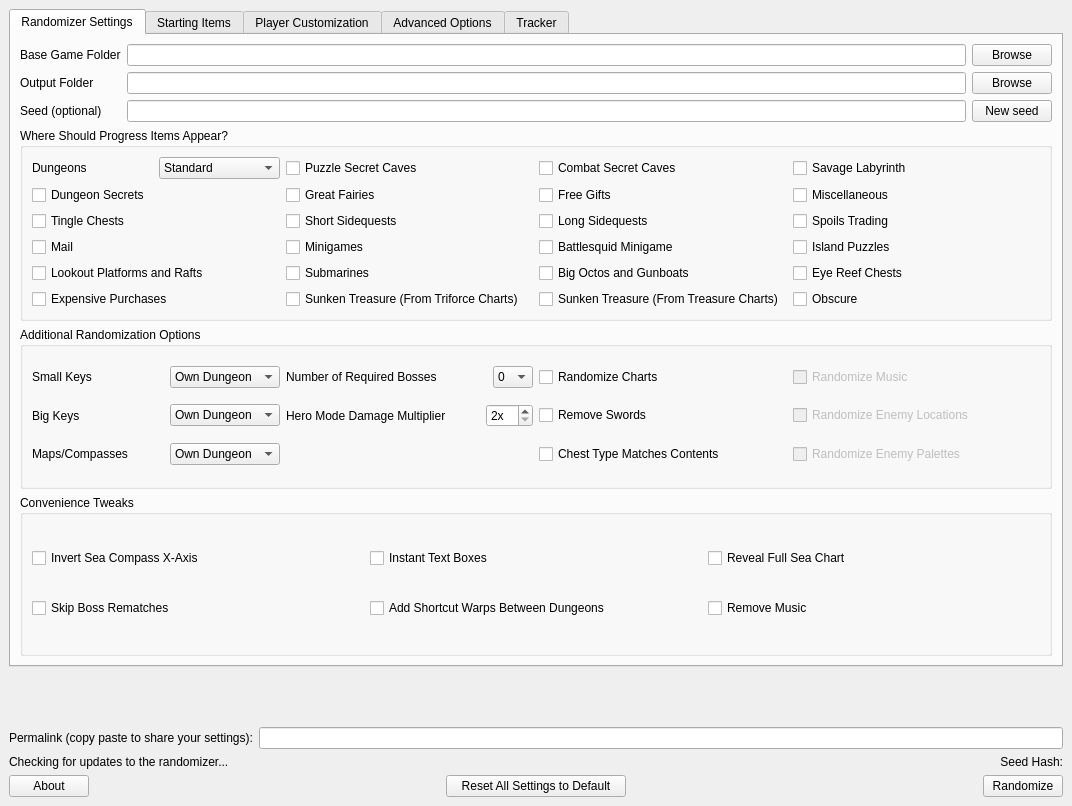
This is gui/mainwindow.ui in SuperDude88/TWWHD-Randomizer as Qt 5 draws it before an edit. The edited form follows.
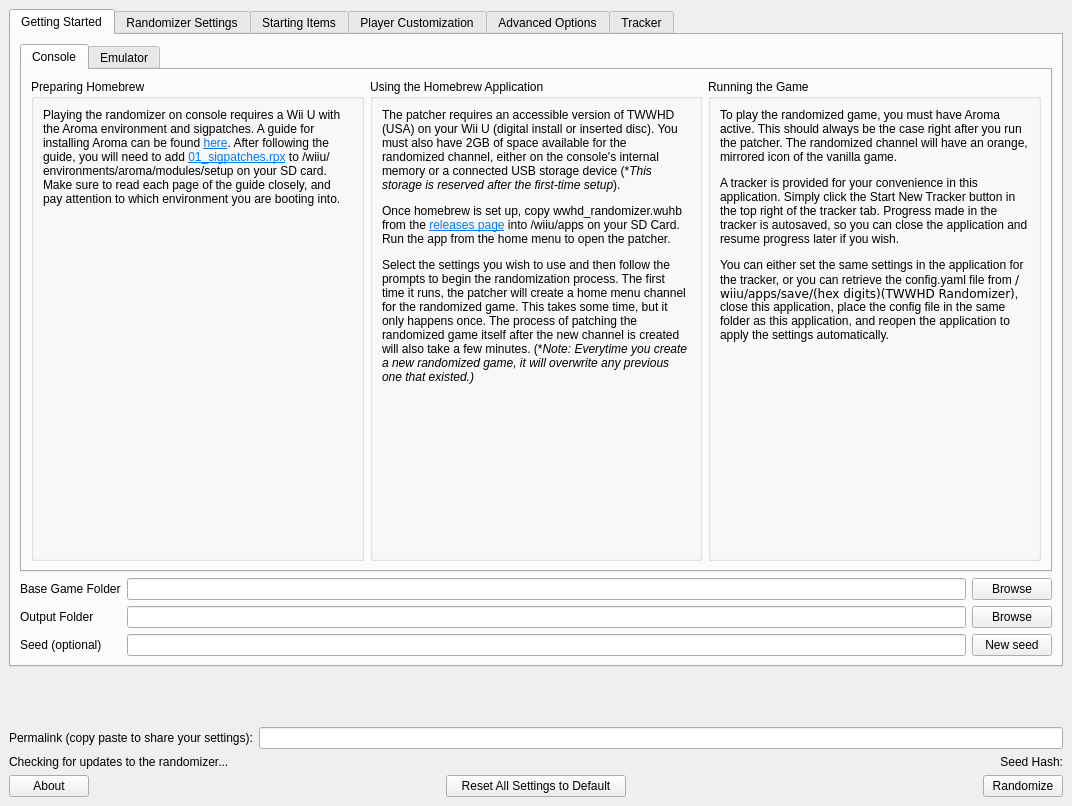
This is the edited form.

Commit message: add Getting Started tab to gui

The edit to the form file:
```diff
--- a/gui/mainwindow.ui
+++ b/gui/mainwindow.ui
@@ -71,11 +71,215 @@
           <property name="currentIndex">
            <number>0</number>
           </property>
-          <widget class="QWidget" name="tab">
+          <widget class="QWidget" name="getting_started_tab">
            <attribute name="title">
-            <string>Randomizer Settings</string>
+            <string>Getting Started</string>
            </attribute>
-           <layout class="QVBoxLayout" name="verticalLayout_2">
+           <layout class="QVBoxLayout" name="verticalLayout_15">
+            <item>
+             <widget class="QTabWidget" name="how_to_randomize_tab">
+              <property name="currentIndex">
+               <number>0</number>
+              </property>
+              <widget class="QWidget" name="console_tab">
+               <attribute name="title">
+                <string>Console</string>
+               </attribute>
+               <layout class="QHBoxLayout" name="horizontalLayout_2">
+                <item>
+                 <widget class="QGroupBox" name="groupBox_7">
+                  <property name="sizePolicy">
+                   <sizepolicy hsizetype="Ignored" vsizetype="Preferred">
+                    <horstretch>0</horstretch>
+                    <verstretch>0</verstretch>
+                   </sizepolicy>
+                  </property>
+                  <property name="title">
+                   <string>Preparing Homebrew</string>
+                  </property>
+                  <layout class="QVBoxLayout" name="verticalLayout_19">
+                   <item>
+                    <widget class="QLabel" name="label_8">
+                     <property name="sizePolicy">
+                      <sizepolicy hsizetype="Ignored" vsizetype="Preferred">
+                       <horstretch>0</horstretch>
+                       <verstretch>0</verstretch>
+                      </sizepolicy>
+                     </property>
+                     <property name="text">
+                      <string>&lt;html&gt;&lt;head/&gt;&lt;body&gt;&lt;p&gt;Playing the randomizer on console requires a Wii U with the Aroma environment and sigpatches. A guide for installing Aroma can be found &lt;a href=&quot;https://wiiu.hacks.guide/#/aroma/getting-started&quot;&gt;&lt;span style=&quot; text-decoration: underline; color:#007af4;&quot;&gt;here&lt;/span&gt;&lt;/a&gt;. After following the guide, you will need to add &lt;a href=&quot;https://github.com/marco-calautti/SigpatchesModuleWiiU/releases&quot;&gt;&lt;span style=&quot; text-decoration: underline; color:#007af4;&quot;&gt;01_sigpatches.rpx&lt;/span&gt;&lt;/a&gt; to &lt;span style=&quot; font-family:'Courier New';&quot;&gt;/wiiu/environments/aroma/modules/setup&lt;/span&gt; on your SD card. Make sure to read each page of the guide closely, and pay attention to which environment you are booting into.&lt;/p&gt;&lt;/body&gt;&lt;/html&gt;</string>
+                     </property>
+                     <property name="alignment">
+                      <set>Qt::AlignLeading|Qt::AlignLeft|Qt::AlignTop</set>
+                     </property>
+                     <property name="wordWrap">
+                      <bool>true</bool>
+                     </property>
+                    </widget>
+                   </item>
+                  </layout>
+                 </widget>
+                </item>
+                <item>
+                 <widget class="QGroupBox" name="groupBox_8">
+                  <property name="sizePolicy">
+                   <sizepolicy hsizetype="Ignored" vsizetype="Preferred">
+                    <horstretch>0</horstretch>
+                    <verstretch>0</verstretch>
+                   </sizepolicy>
+                  </property>
+                  <property name="title">
+                   <string>Using the Homebrew Application</string>
+                  </property>
+                  <layout class="QVBoxLayout" name="verticalLayout_20">
+                   <item>
+                    <widget class="QLabel" name="label_9">
+                     <property name="sizePolicy">
+                      <sizepolicy hsizetype="Ignored" vsizetype="Preferred">
+                       <horstretch>0</horstretch>
+                       <verstretch>0</verstretch>
+                      </sizepolicy>
+                     </property>
+                     <property name="text">
+                      <string>&lt;html&gt;&lt;head/&gt;&lt;body&gt;&lt;p&gt;The patcher requires an accessible version of TWWHD (USA) on your Wii U (digital install or inserted disc). You must also have 2GB of space available for the randomized channel, either on the console's internal memory or a connected USB storage device (*&lt;span style=&quot; font-style:italic;&quot;&gt;This storage is reserved after the first-time setup&lt;/span&gt;).&lt;/p&gt;&lt;p&gt;Once homebrew is set up, copy &lt;span style=&quot; font-family:'Courier New';&quot;&gt;wwhd_randomizer.wuhb&lt;/span&gt; from the &lt;a href=&quot;https://github.com/SuperDude88/TWWHD-Randomizer/releases/latest&quot;&gt;&lt;span style=&quot; text-decoration: underline; color:#007af4;&quot;&gt;releases page&lt;/span&gt;&lt;/a&gt; into &lt;span style=&quot; font-family:'Courier New';&quot;&gt;/wiiu/apps&lt;/span&gt; on your SD Card. Run the app from the home menu to open the patcher. &lt;/p&gt;&lt;p&gt;Select the settings you wish to use and then follow the prompts to begin the randomization process. The first time it runs, the patcher will create a home menu channel for the randomized game. This takes some time, but it only happens once. The process of patching the randomized game itself after the new channel is created will also take a few minutes. (*&lt;span style=&quot; font-style:italic;&quot;&gt;Note: Everytime you create a new randomized game, it will overwrite any previous one that existed.)&lt;/span&gt;&lt;/p&gt;&lt;p&gt;&lt;br/&gt;&lt;/p&gt;&lt;/body&gt;&lt;/html&gt;</string>
+                     </property>
+                     <property name="alignment">
+                      <set>Qt::AlignLeading|Qt::AlignLeft|Qt::AlignTop</set>
+                     </property>
+                     <property name="wordWrap">
+                      <bool>true</bool>
+                     </property>
+                    </widget>
+                   </item>
+                  </layout>
+                 </widget>
+                </item>
+                <item>
+                 <widget class="QGroupBox" name="groupBox_9">
+                  <property name="title">
+                   <string>Running the Game</string>
+                  </property>
+                  <layout class="QVBoxLayout" name="verticalLayout_21">
+                   <item>
+                    <widget class="QLabel" name="label_10">
+                     <property name="sizePolicy">
+                      <sizepolicy hsizetype="Ignored" vsizetype="Preferred">
+                       <horstretch>0</horstretch>
+                       <verstretch>0</verstretch>
+                      </sizepolicy>
+                     </property>
+                     <property name="text">
+                      <string>&lt;html&gt;&lt;head/&gt;&lt;body&gt;&lt;p&gt;To play the randomized game, you must have Aroma active. This should always be the case right after you run the patcher. The randomized channel will have an orange, mirrored icon of the vanilla game. &lt;/p&gt;&lt;p&gt;A tracker is provided for your convenience in this application. Simply click the &lt;span style=&quot; font-family:'Courier New';&quot;&gt;Start New Tracker&lt;/span&gt; button in the top right of the tracker tab. Progress made in the tracker is autosaved, so you can close the application and resume progress later if you wish.&lt;/p&gt;&lt;p&gt;You can either set the same settings in the application for the tracker, or you can retrieve the &lt;span style=&quot; font-family:'Courier New';&quot;&gt;config.yaml&lt;/span&gt; file from &lt;code&gt;/wiiu/apps/save/(hex digits)(TWWHD Randomizer)&lt;/code&gt;, close this application,  place the config file in the same folder as this application, and reopen the application to apply the settings automatically.&lt;/p&gt;&lt;/body&gt;&lt;/html&gt;</string>
+                     </property>
+                     <property name="alignment">
+                      <set>Qt::AlignLeading|Qt::AlignLeft|Qt::AlignTop</set>
+                     </property>
+                     <property name="wordWrap">
+                      <bool>true</bool>
+                     </property>
+                    </widget>
+                   </item>
+                  </layout>
+                 </widget>
+                </item>
+               </layout>
+              </widget>
+              <widget class="QWidget" name="emulator_tab">
+               <attribute name="title">
+                <string>Emulator</string>
+               </attribute>
+               <layout class="QHBoxLayout" name="horizontalLayout_5">
+                <item>
+                 <widget class="QGroupBox" name="groupBox_10">
+                  <property name="sizePolicy">
+                   <sizepolicy hsizetype="Ignored" vsizetype="Preferred">
+                    <horstretch>0</horstretch>
+                    <verstretch>0</verstretch>
+                   </sizepolicy>
+                  </property>
+                  <property name="title">
+                   <string>Extract the Game</string>
+                  </property>
+                  <layout class="QVBoxLayout" name="verticalLayout_16">
+                   <item>
+                    <widget class="QLabel" name="label_5">
+                     <property name="text">
+                      <string>&lt;html&gt;&lt;head/&gt;&lt;body&gt;&lt;p&gt;Before generating a seed, you need to have a valid extract of the decrypted USA version of the game. The PAL and JP versions will not work, and neither will the original Wind Waker.&lt;/p&gt;&lt;p&gt;The decrypted copy of the game is a folder which contains three subfolders (&lt;span style=&quot; font-family:'Courier New';&quot;&gt;code&lt;/span&gt;, &lt;span style=&quot; font-family:'Courier New';&quot;&gt;content&lt;/span&gt;, and &lt;span style=&quot; font-family:'Courier New';&quot;&gt;meta&lt;/span&gt;). It is &lt;span style=&quot; font-style:italic;&quot;&gt;not&lt;/span&gt; a single file like a &lt;span style=&quot; font-family:'Courier New';&quot;&gt;.iso&lt;/span&gt; or a &lt;span style=&quot; font-family:'Courier New';&quot;&gt;.wad&lt;/span&gt;. You can dump a disc or digital install from your Wii U with &lt;a href=&quot;https://github.com/emiyl/dumpling/releases/latest&quot;&gt;&lt;span style=&quot; text-decoration: underline; color:#007af4;&quot;&gt;dumpling&lt;/span&gt;&lt;/a&gt;.&lt;/p&gt;&lt;/body&gt;&lt;/html&gt;</string>
+                     </property>
+                     <property name="alignment">
+                      <set>Qt::AlignLeading|Qt::AlignLeft|Qt::AlignTop</set>
+                     </property>
+                     <property name="wordWrap">
+                      <bool>true</bool>
+                     </property>
+                    </widget>
+                   </item>
+                  </layout>
+                 </widget>
+                </item>
+                <item>
+                 <widget class="QGroupBox" name="groupBox_11">
+                  <property name="sizePolicy">
+                   <sizepolicy hsizetype="Ignored" vsizetype="Preferred">
+                    <horstretch>0</horstretch>
+                    <verstretch>0</verstretch>
+                   </sizepolicy>
+                  </property>
+                  <property name="title">
+                   <string>Generate a Seed</string>
+                  </property>
+                  <property name="alignment">
+                   <set>Qt::AlignLeading|Qt::AlignLeft|Qt::AlignVCenter</set>
+                  </property>
+                  <layout class="QVBoxLayout" name="verticalLayout_17">
+                   <item>
+                    <widget class="QLabel" name="label_6">
+                     <property name="text">
+                      <string>&lt;html&gt;&lt;head/&gt;&lt;body&gt;&lt;p&gt;After you've obtained your decrypted copy of the game, you need to tell the randomizer where the vanilla game is, as well as where to output the randomized version of the game.&lt;/p&gt;&lt;p&gt;In the &lt;span style=&quot; font-family:'Courier New';&quot;&gt;Base Game Folder&lt;/span&gt; field below, browse to and select the folder which contains the decrypted games's three subfolders. In the &lt;span style=&quot; font-family:'Courier New';&quot;&gt;Output Folder&lt;/span&gt; field, select the folder where you want the randomized game to appear.&lt;/p&gt;&lt;p&gt;Feel free to go through the settings in the rest of the tabs to customize your experience, and when you're ready, hit the &lt;code&gt;Randomize&lt;/code&gt; button in the bottom right.&lt;/p&gt;&lt;/body&gt;&lt;/html&gt;</string>
+                     </property>
+                     <property name="alignment">
+                      <set>Qt::AlignLeading|Qt::AlignLeft|Qt::AlignTop</set>
+                     </property>
+                     <property name="wordWrap">
+                      <bool>true</bool>
+                     </property>
+                    </widget>
+                   </item>
+                  </layout>
+                 </widget>
+                </item>
+                <item>
+                 <widget class="QGroupBox" name="groupBox_12">
+                  <property name="sizePolicy">
+                   <sizepolicy hsizetype="Ignored" vsizetype="Preferred">
+                    <horstretch>0</horstretch>
+                    <verstretch>0</verstretch>
+                   </sizepolicy>
+                  </property>
+                  <property name="title">
+                   <string>Running the Seed</string>
+                  </property>
+                  <layout class="QVBoxLayout" name="verticalLayout_18">
+                   <item>
+                    <widget class="QLabel" name="label_7">
+                     <property name="text">
+                      <string>&lt;html&gt;&lt;head/&gt;&lt;body&gt;&lt;p&gt;To play the seed, open up the &lt;a href=&quot;https://github.com/cemu-project/Cemu/releases&quot;&gt;&lt;span style=&quot; text-decoration: underline; color:#007af4;&quot;&gt;CEMU Emulator&lt;/span&gt;&lt;/a&gt;. Go to &lt;span style=&quot; font-family:'Courier New';&quot;&gt;Options &amp;gt; General Settings&lt;/span&gt;. At the bottom where you enter game paths, click &lt;span style=&quot; font-family:'Courier New';&quot;&gt;Add&lt;/span&gt; and browse for the output folder where the randomized game is. The randomized game should now appear in the games list. It has an orange icon with the King of Red Lions in it. Now launch the game in CEMU and enjoy!&lt;/p&gt;&lt;p&gt;A tracker is provided for your convenience in this application. Simply click the &lt;code&gt;Start New Tracker&lt;/code&gt; button in the tracker tab. Progress made in the tracker is autosaved, so you can close the application and resume progress later if you wish.&lt;/p&gt;&lt;/body&gt;&lt;/html&gt;</string>
+                     </property>
+                     <property name="alignment">
+                      <set>Qt::AlignLeading|Qt::AlignLeft|Qt::AlignTop</set>
+                     </property>
+                     <property name="wordWrap">
+                      <bool>true</bool>
+                     </property>
+                    </widget>
+                   </item>
+                  </layout>
+                 </widget>
+                </item>
+               </layout>
+              </widget>
+             </widget>
+            </item>
             <item>
              <layout class="QGridLayout" name="gridLayout">
               <item row="1" column="3">
@@ -131,6 +335,13 @@
               </item>
              </layout>
             </item>
+           </layout>
+          </widget>
+          <widget class="QWidget" name="tab">
+           <attribute name="title">
+            <string>Randomizer Settings</string>
+           </attribute>
+           <layout class="QVBoxLayout" name="verticalLayout_2">
             <item>
              <widget class="QGroupBox" name="groupBox">
               <property name="sizePolicy">
```
